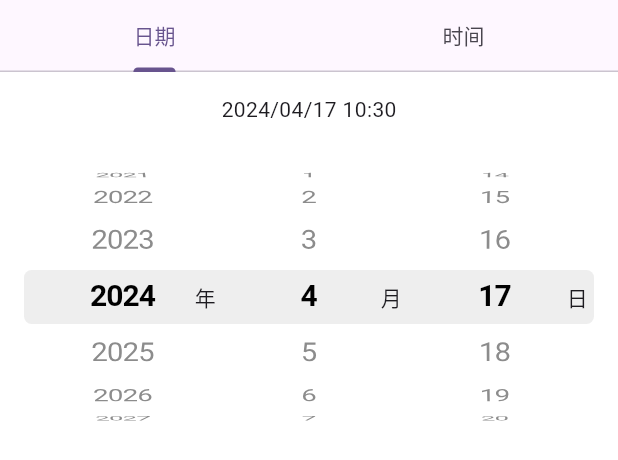
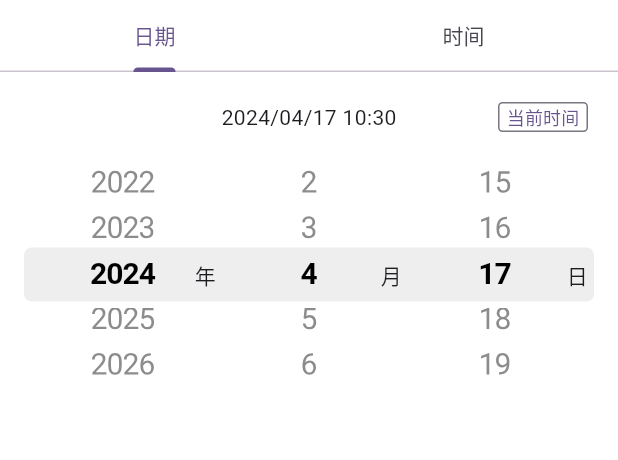
Before and after one commit to luke358/RandomDiary, a Flutter app: the DateTimePickerSheet widget shown alone on an empty page, opened directly, on a phone screen of 412 x 824 dp. Shown: the top 460 px of the screen. Run offline on Flutter 3.47's test engine with Material 3 defaults, Android fonts, the phone set to English and light mode, and no system bars; our stand-ins replace grouped_list, sqflite, unicons; missing offline and left inert: flutter_quill; accounts and stored records are empty.

Commit message:
feat: 首页

```diff
--- a/lib/db/database_helper.dart
+++ b/lib/db/database_helper.dart
@@ -89,8 +89,10 @@ class DatabaseHelper {
 
   Future<List<Diary>> getAllDiaries() async {
     final Database db = await instance.database;
-    final List<Map<String, dynamic>> maps = await db.query('diary', orderBy: 'date DESC');
+    final List<Map<String, dynamic>> maps =
+        await db.query('diary', orderBy: 'date DESC');
     return List.generate(maps.length, (i) {
+      print(Diary.fromMap(maps[i]).date);
       return Diary.fromMap(maps[i]);
     });
   }
--- a/lib/main.dart
+++ b/lib/main.dart
@@ -80,7 +80,8 @@ class _MyHomePageState extends State<MyHomePage> {
     // The Flutter framework has been optimized to make rerunning build methods
     // fast, so that you can just rebuild anything that needs updating rather
     // than having to individually change instances of widgets.
-    return Scaffold(
+    return const Scaffold(
+      resizeToAvoidBottomInset: false,
       // appBar: AppBar(
       //   // TRY THIS: Try changing the color here to a specific color (to
       //   // Colors.amber, perhaps?) and trigger a hot reload to see the AppBar
--- a/lib/models/diary.dart
+++ b/lib/models/diary.dart
@@ -35,6 +35,8 @@ class Diary {
     return '${DatetimeStringify(date).yearString}年 ${DateFormat('MMMM', 'zh_CN').format(date)}'; // 获取月份并格式化为中文
   }
 
+  String group() => '${date.year}${date.month}';
+
   // 从Map中构建日记对象
   factory Diary.fromMap(Map<String, dynamic> map) {
     return Diary(
--- a/lib/widgets/date_time_picker_sheet.dart
+++ b/lib/widgets/date_time_picker_sheet.dart
@@ -1,4 +1,6 @@
+import 'package:flutter/cupertino.dart';
 import 'package:flutter/material.dart';
+import 'package:flutter/widgets.dart';
 import 'package:intl/intl.dart';
 import 'package:random_note/widgets/scroll_picker.dart';
 
@@ -166,46 +168,45 @@ class _DateTimePickerSheetState extends State<DateTimePickerSheet>
   }
 
   Widget _buildCurrentTime() {
-    return SizedBox(
-        height: 50,
+    return Container(
+      margin: const EdgeInsets.symmetric(vertical: 20.0),
         child: Stack(
           children: [
-            Row(
-              children: [
-                Expanded(
+            SizedBox(
+                width: double.infinity,
                 child: Center(
                   child: Text(
-                        DateFormat('yyyy/MM/dd HH:mm').format(selectedDate)),
+                    DateFormat(
+                      'yyyy/MM/dd HH:mm',
+                    ).format(selectedDate),
+                  ),
+                )),
+            Positioned(
+                right: 20,
+                top: 0,
+                child: SizedBox(
+                    width: 60,
+                    height: 20,
+                    child: OutlinedButton(
+                      style: OutlinedButton.styleFrom(
+                        padding: const EdgeInsets.all(0),
+                        shape: RoundedRectangleBorder(
+                          side: const BorderSide(color: Colors.blue),
+                          borderRadius: BorderRadius.circular(3.0),
                         ),
                       ),
-              ],
-            ),
-            // Positioned(
-            //     right: 10,
-            //     top: 11,
-            //     child: SizedBox(
-            //         width: 80,
-            //         height: 28,
-            //         child: OutlinedButton(
-            //           style: OutlinedButton.styleFrom(
-            //             padding: const EdgeInsets.all(0),
-            //             shape: RoundedRectangleBorder(
-            //               side: const BorderSide(color: Colors.blue),
-            //               borderRadius: BorderRadius.circular(5.0),
-            //             ),
-            //           ),
-            //           onPressed: () {
-            //             setState(() {
-            //               // selectedDate = DateTime.now();
-            //               // dayIndex = selectedDate.day;
-            //               // monthIndex = selectedDate.month;
-            //               // yearIndex = selectedDate.year;
-            //               // hourIndex = selectedDate.hour;
-            //               // minuteIndex = selectedDate.minute;
-            //             });
-            //           },
-            //           child: const Text("当前时间"),
-            //         ))),
+                      onPressed: () {
+                        setState(() {
+                          // selectedDate = DateTime.now();
+                          // dayIndex = selectedDate.day;
+                          // monthIndex = selectedDate.month;
+                          // yearIndex = selectedDate.year;
+                          // hourIndex = selectedDate.hour;
+                          // minuteIndex = selectedDate.minute;
+                        });
+                      },
+                      child: const Text("当前时间", style: TextStyle(fontSize: 12.0),),
+                    ))),
           ],
         ));
   }
@@ -244,28 +245,8 @@ class _DateTimePickerSheetState extends State<DateTimePickerSheet>
     });
   }
 
-  @override
-  Widget build(BuildContext context) {
-    return SizedBox(
-        height: 340,
-        child: Column(
-          mainAxisSize: MainAxisSize.min,
-          children: [
-            TabBar(
-              controller: _tabController,
-              tabs: const [
-                Tab(text: '日期'),
-                Tab(text: '时间'),
-              ],
-            ),
-            Expanded(
-                child: Container(
-              color: Colors.white,
-              child: TabBarView(
-                controller: _tabController,
-                children: [
-                  // Date Tab
-                  Column(
+  Widget _buildTimeTab() {
+    return Column(
       children: [
         _buildCurrentTime(),
         Column(
@@ -274,73 +255,7 @@ class _DateTimePickerSheetState extends State<DateTimePickerSheet>
           children: <Widget>[
             SizedBox(
               width: double.maxFinite,
-                            height: 200,
-                            child: Stack(
-                              alignment: AlignmentDirectional.center,
-                              children: [
-                                Container(
-                                  width: MediaQuery.of(context).size.width - 32,
-                                  height: itemExtent - 8,
-                                  decoration: BoxDecoration(
-                                    color: const Color(0xEDEDEDED),
-                                    borderRadius: BorderRadius.circular(5),
-                                  ),
-                                ),
-                                Positioned(
-                                  left: 20,
-                                  right: 20,
-                                  top: 0,
-                                  bottom: 0,
-                                  child: Row(
-                                    mainAxisSize: MainAxisSize.min,
-                                    children: <Widget>[
-                                      Expanded(
-                                          child: ScrollPicker(
-                                        list: yearList,
-                                        type: '年',
-                                        index: yearIndex,
-                                        onSelected: (index) =>
-                                            onSelected(index, 'year'),
-                                      )),
-                                      Expanded(
-                                          child: ScrollPicker(
-                                        list: monthList,
-                                        type: '月',
-                                        index: monthIndex,
-                                        onSelected: (index) =>
-                                            onSelected(index, 'month'),
-                                      )),
-                                      Expanded(
-                                          child: ScrollPicker(
-                                        list: dayList,
-                                        type: '日',
-                                        index: dayIndex,
-                                        onSelected: (index) =>
-                                            onSelected(index, 'day'),
-                                      )),
-                                    ],
-                                  ),
-                                ),
-                              ],
-                            ),
-                          ),
-                          SizedBox(
-                              height: MediaQuery.of(context).padding.bottom),
-                        ],
-                      )
-                    ],
-                  ),
-                  // Time Tab
-                  Column(
-                    children: [
-                      _buildCurrentTime(),
-                      Column(
-                        crossAxisAlignment: CrossAxisAlignment.start,
-                        mainAxisSize: MainAxisSize.min,
-                        children: <Widget>[
-                          SizedBox(
-                            width: double.maxFinite,
-                            height: 200,
+              height: 150,
               child: Stack(
                 alignment: AlignmentDirectional.center,
                 children: [
@@ -365,24 +280,21 @@ class _DateTimePickerSheetState extends State<DateTimePickerSheet>
                           list: hourType,
                           type: '',
                           index: hourTypeIndex,
-                                        onSelected: (index) =>
-                                            onSelected(index, 'hourType'),
+                          onSelected: (index) => onSelected(index, 'hourType'),
                         )),
                         Expanded(
                             child: ScrollPicker(
                           list: hourList,
                           type: '',
                           index: hourIndex,
-                                        onSelected: (index) =>
-                                            onSelected(index, 'hour'),
+                          onSelected: (index) => onSelected(index, 'hour'),
                         )),
                         Expanded(
                             child: ScrollPicker(
                           list: minuteList,
                           type: '',
                           index: minuteIndex,
-                                        onSelected: (index) =>
-                                            onSelected(index, 'minute'),
+                          onSelected: (index) => onSelected(index, 'minute'),
                         )),
                       ],
                     ),
@@ -390,15 +302,113 @@ class _DateTimePickerSheetState extends State<DateTimePickerSheet>
                 ],
               ),
             ),
-                          SizedBox(
-                              height: MediaQuery.of(context).padding.bottom),
+            SizedBox(height: MediaQuery.of(context).padding.bottom),
           ],
         )
       ],
+    );
+  }
+
+  Widget _buildDateTab() {
+    return Column(
+      children: [
+        _buildCurrentTime(),
+        Column(
+          crossAxisAlignment: CrossAxisAlignment.start,
+          mainAxisSize: MainAxisSize.min,
+          children: <Widget>[
+            SizedBox(
+              width: double.maxFinite,
+              height: 150,
+              child: Stack(
+                alignment: AlignmentDirectional.center,
+                children: [
+                  Container(
+                    width: MediaQuery.of(context).size.width - 32,
+                    height: itemExtent - 8,
+                    decoration: BoxDecoration(
+                      color: const Color(0xEDEDEDED),
+                      borderRadius: BorderRadius.circular(5),
+                    ),
+                  ),
+                  Positioned(
+                    left: 20,
+                    right: 20,
+                    top: 0,
+                    bottom: 0,
+                    child: Row(
+                      mainAxisSize: MainAxisSize.min,
+                      children: <Widget>[
+                        Expanded(
+                            flex: 1,
+                            child: ScrollPicker(
+                              list: yearList,
+                              type: '年',
+                              index: yearIndex,
+                              onSelected: (index) => onSelected(index, 'year'),
+                            )),
+                        Expanded(
+                            flex: 1,
+                            child: ScrollPicker(
+                              list: monthList,
+                              type: '月',
+                              index: monthIndex,
+                              onSelected: (index) => onSelected(index, 'month'),
+                            )),
+                        Expanded(
+                            flex: 1,
+                            child: ScrollPicker(
+                              list: dayList,
+                              type: '日',
+                              index: dayIndex,
+                              onSelected: (index) => onSelected(index, 'day'),
+                            )),
+                      ],
+                    ),
                   ),
                 ],
               ),
-            )),
+            ),
+            SizedBox(height: MediaQuery.of(context).padding.bottom),
+          ],
+        )
+      ],
+    );
+  }
+
+  Widget _buildTabView() {
+    return Expanded(
+        flex: 1,
+        child: Container(
+          color: Colors.white,
+          child: TabBarView(
+            controller: _tabController,
+            children: [
+              // Date Tab
+              _buildDateTab(),
+              // Time Tab
+              _buildTimeTab()
+            ],
+          ),
+        ));
+  }
+
+  @override
+  Widget build(BuildContext context) {
+    return Container(
+        height: 340,
+        color: Colors.white,
+        child: Column(
+          mainAxisSize: MainAxisSize.min,
+          children: [
+            TabBar(
+              controller: _tabController,
+              tabs: const [
+                Tab(text: '日期'),
+                Tab(text: '时间'),
+              ],
+            ),
+            _buildTabView(),
           ],
         ));
   }
--- a/lib/widgets/scroll_picker.dart
+++ b/lib/widgets/scroll_picker.dart
@@ -64,6 +64,7 @@ class _ScrollPickerState extends State<ScrollPicker> {
     return buildPickerBorder(
       child: CupertinoPicker(
         scrollController: scrollController,
+        diameterRatio: 99999999,
         looping: false,
         selectionOverlay: const Center(),
         onSelectedItemChanged: (index) {
```
Also changed, not shown: lib/ui/diary_edit_page.dart (+7 -0 lines), lib/ui/diary_list.dart (+54 -21 lines). Lines whose indentation alone changed are shown as unchanged.
